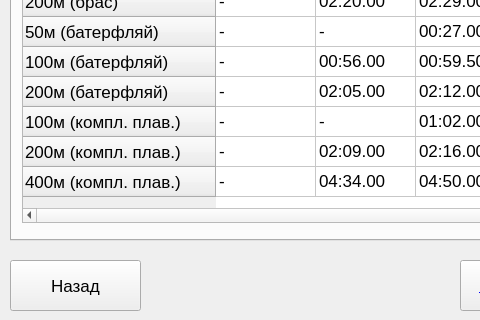
Above: ranksettings.ui from AgMUH/SwimAssist before the change; both pictures show x 0 to 480 and y 420 to 740 of the 878 by 740 pixel window. Below: the same form after it.
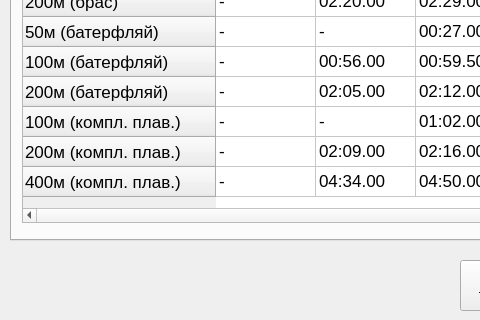
That is the form after the change.

Patch:
```diff
--- a/ranksettings.ui
+++ b/ranksettings.ui
@@ -3516,24 +3516,6 @@
     </widget>
    </widget>
   </widget>
-  <widget class="QPushButton" name="pushButton_back">
-   <property name="geometry">
-    <rect>
-     <x>10</x>
-     <y>680</y>
-     <width>131</width>
-     <height>51</height>
-    </rect>
-   </property>
-   <property name="font">
-    <font>
-     <pointsize>13</pointsize>
-    </font>
-   </property>
-   <property name="text">
-    <string>Назад</string>
-   </property>
-  </widget>
   <widget class="QPushButton" name="pushButton_saveChanges">
    <property name="geometry">
     <rect>
```
